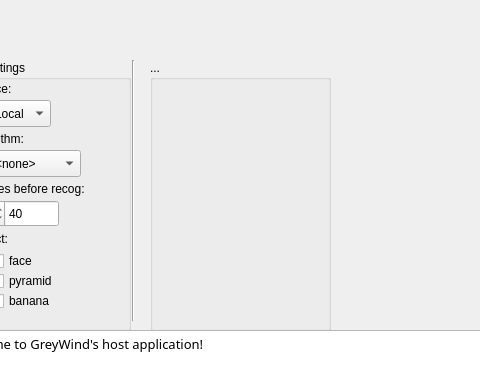
First picture: the form in HostApplication/mainwindow.ui, repository Nicobite/GreyWind, before the edit; both pictures show x 320 to 800 and y 320 to 711 of the 1400 by 800 pixel window.
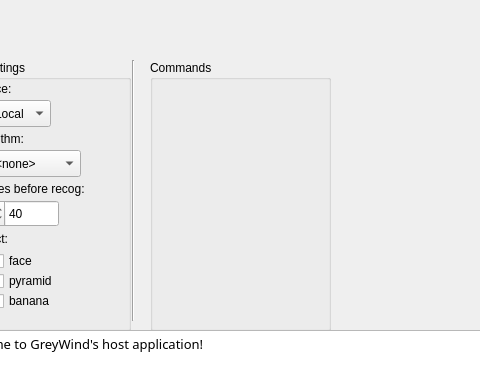
Second picture: the form after the edit. Custom widgets are drawn as their Qt base class.

Patch:
```diff
--- a/HostApplication/mainwindow.ui
+++ b/HostApplication/mainwindow.ui
@@ -288,7 +288,7 @@
      </rect>
     </property>
     <property name="title">
-     <string>...</string>
+     <string>Commands</string>
     </property>
    </widget>
    <widget class="Line" name="line">
```
Left out of the diff: 28 changed lines with no effect on the pictures.
